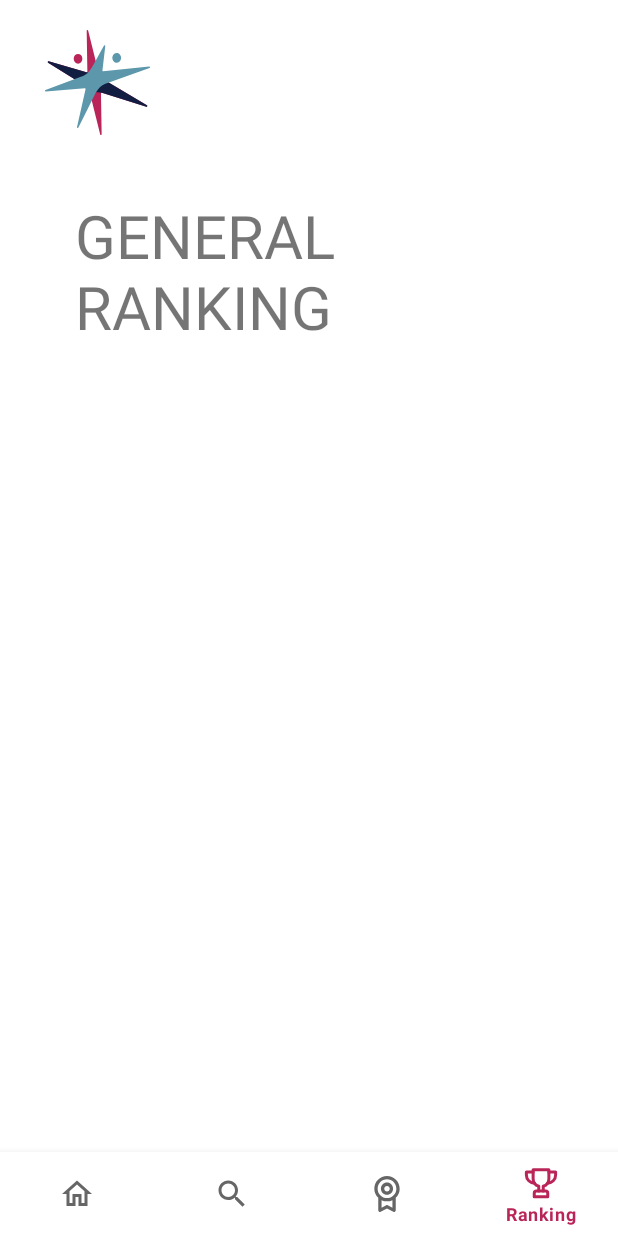
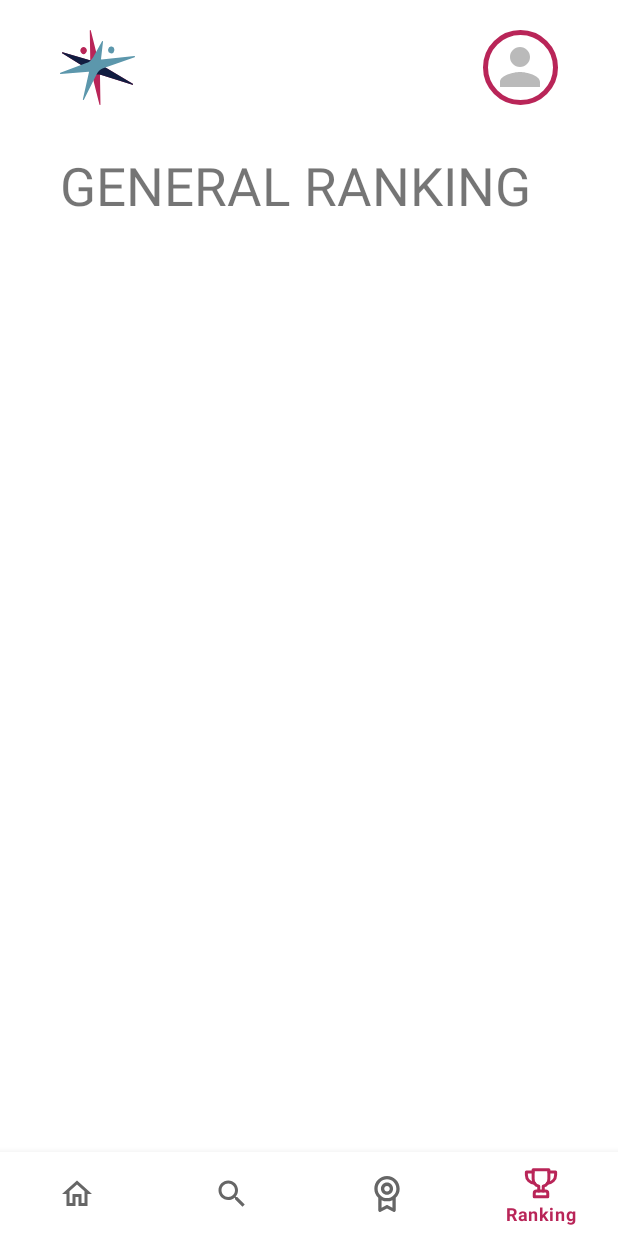
Before and after one commit to jacksonbarreto/Conslife, an Android app: the RankingFragment screen opened through its navigation route, on a phone screen of 412 x 824 dp. Run offline under Robolectric (Android 15) with nearby library versions, the phone set to English and light mode, and no system bars; our stand-ins replace navigation-ui.

Commit message:
start branch

```diff
--- a/app/src/main/res/layout/fragment_ranking.xml
+++ b/app/src/main/res/layout/fragment_ranking.xml
@@ -12,9 +12,9 @@
 
         <ImageView
             android:id="@+id/signal_logo"
-            android:layout_width="70dp"
-            android:layout_height="70dp"
-            android:layout_marginStart="30dp"
+            android:layout_width="50dp"
+            android:layout_height="50dp"
+            android:layout_marginStart="40dp"
             android:layout_marginTop="20dp"
             android:contentDescription="@string/image_description_signal_brand"
             android:scaleType="fitXY"
@@ -22,15 +22,34 @@
             app:layout_constraintStart_toStartOf="parent"
             app:layout_constraintTop_toTopOf="parent" />
 
+        <LinearLayout
+            android:layout_width="50dp"
+            android:layout_height="50dp"
+            android:layout_marginTop="20dp"
+            android:layout_marginEnd="40dp"
+            android:background="@drawable/oval_shape"
+            android:gravity="center"
+            app:layout_constraintEnd_toEndOf="parent"
+            app:layout_constraintTop_toTopOf="parent">
+
+            <ImageView
+                android:id="@+id/avatar"
+                android:layout_width="40dp"
+                android:layout_height="40dp"
+                android:contentDescription="@string/image_description_avatar"
+                android:src="@drawable/ic_baseline_person_24" />
+        </LinearLayout>
+
+
         <TextView
             android:id="@+id/textView"
-            android:layout_width="200dp"
+            android:layout_width="wrap_content"
             android:layout_height="wrap_content"
-            android:layout_marginStart="50dp"
-            android:layout_marginTop="40dp"
+            android:layout_marginStart="40dp"
+            android:layout_marginTop="30dp"
             android:text="@string/title_page_general_ranking"
             android:textAllCaps="true"
-            android:textSize="40sp"
+            android:textSize="35sp"
             app:layout_constraintStart_toStartOf="parent"
             app:layout_constraintTop_toBottomOf="@+id/signal_logo" />
     </androidx.constraintlayout.widget.ConstraintLayout>
```
